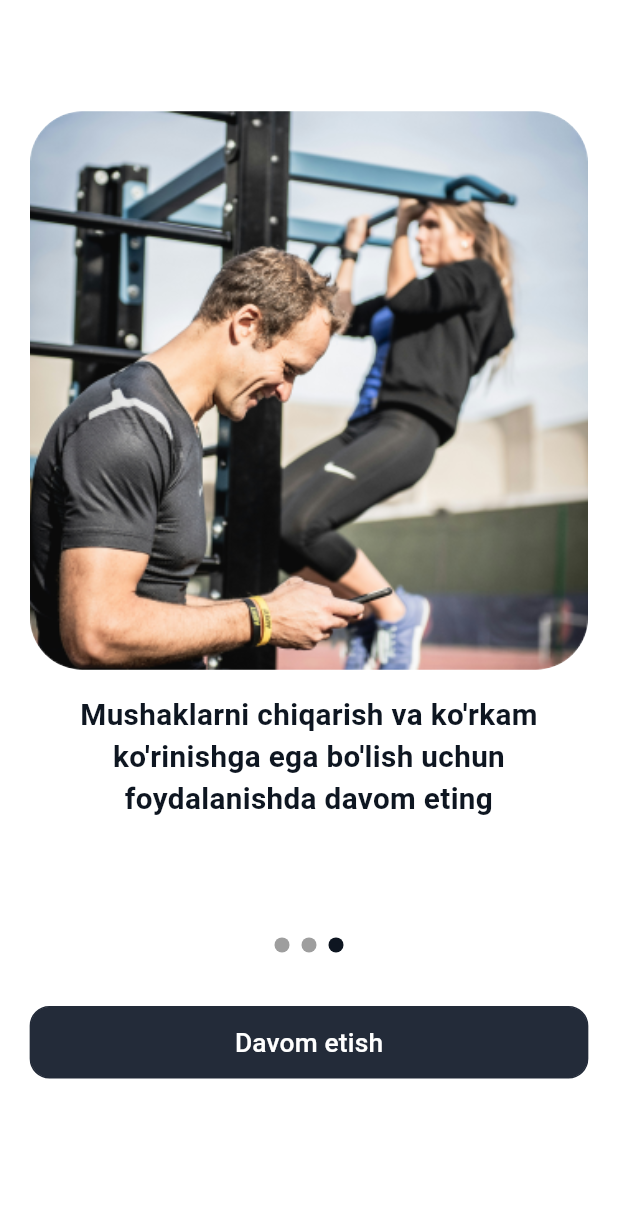
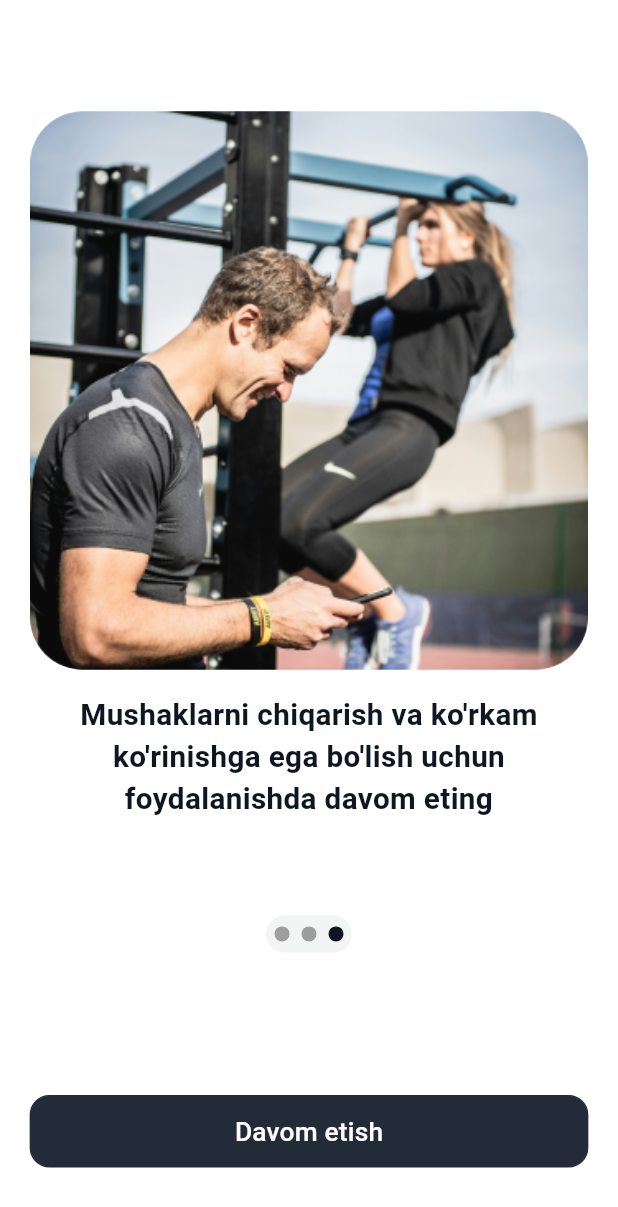
Before and after one commit to muhammadxoja-sayfidinov/kenja_app, a Flutter app: the screen it shows after launch, swiped to page 3, on a phone screen of 412 x 824 dp. Shown: the top 1207 px of the screen. Run offline on Flutter 3.47's test engine with Material 3 defaults, Android fonts, the phone set to English and light mode, and no system bars; drawn by our look-alikes of smooth_page_indicator; our stand-ins replace adaptive_theme, flutter_riverpod, flutter_screenutil, flutter_svg, table_calendar; missing offline and left inert: d_chart.

Commit message:
edit theme.dart 3

```diff
--- a/lib/presentation/screens/register/activity_level_screen.dart
+++ b/lib/presentation/screens/register/activity_level_screen.dart
@@ -3,6 +3,7 @@ import 'package:flutter_riverpod/flutter_riverpod.dart';
 import 'package:flutter_screenutil/flutter_screenutil.dart';
 import 'package:kenja_app/core/constants/styles.dart';
 import 'package:kenja_app/presentation/screens/home_screen.dart';
+import 'package:kenja_app/presentation/screens/register/goal_screen.dart';
 import 'package:kenja_app/presentation/widgets/next_bottom.dart';
 
 import '../../widgets/custom_toggle_buttons.dart';
@@ -66,7 +67,7 @@ class ActivityLevelScreen extends ConsumerWidget {
                           Navigator.push(
                             context,
                             MaterialPageRoute(
-                                builder: (context) => HomeScreen()),
+                                builder: (context) => GoalScreen()),
                           );
                         },
                         text: 'Davom etish')
--- a/lib/presentation/screens/register/tips_page.dart
+++ b/lib/presentation/screens/register/tips_page.dart
@@ -26,6 +26,8 @@ class _TipsScreenState extends ConsumerState<TipsScreen> {
 
     return Scaffold(
       body: Column(
+        crossAxisAlignment: CrossAxisAlignment.center,
+        mainAxisAlignment: MainAxisAlignment.center,
         children: [
           Expanded(
             child: TipsCarousel(
@@ -40,7 +42,10 @@ class _TipsScreenState extends ConsumerState<TipsScreen> {
           Padding(
             padding: const EdgeInsets.all(16.0),
             child: Column(
+              mainAxisAlignment: MainAxisAlignment.start,
+              crossAxisAlignment: CrossAxisAlignment.start,
               children: [
+                currentPage == 2 ? 48.verticalSpace : SizedBox(),
                 isDark
                     ? MyNextBottomWhite(
                         onTap: () {
@@ -53,7 +58,7 @@ class _TipsScreenState extends ConsumerState<TipsScreen> {
                             Navigator.pushReplacement(
                                 context,
                                 MaterialPageRoute(
-                                    builder: (context) => LoginPage()));
+                                    builder: (context) => const LoginPage()));
                           }
                         },
                         text: 'Davom etish',
@@ -88,7 +93,7 @@ class _TipsScreenState extends ConsumerState<TipsScreen> {
                           ),
                         ],
                       )
-                    : 48.verticalSpace
+                    : SizedBox()
               ],
             ),
           ),
--- a/lib/presentation/widgets/register/tips_carousel.dart
+++ b/lib/presentation/widgets/register/tips_carousel.dart
@@ -45,7 +45,16 @@ class _TipsCarouselState extends State<TipsCarousel> {
           ),
         ),
         16.verticalSpace,
-        SmoothPageIndicator(
+        Container(
+          alignment: Alignment.center,
+          height: 20.h,
+          width: 52.w,
+          decoration: BoxDecoration(
+              color: Theme.of(context).brightness == Brightness.dark
+                  ? Color.fromRGBO(27, 46, 64, 1)
+                  : darker,
+              borderRadius: BorderRadius.circular(24.r)),
+          child: SmoothPageIndicator(
             controller: widget.pageController,
             count: 3,
             effect: WormEffect(
@@ -55,6 +64,7 @@ class _TipsCarouselState extends State<TipsCarousel> {
                   ? Colors.white
                   : mainDarkColor,
               dotColor: Colors.grey,
+            ),
           ),
         ),
         16.verticalSpace
```
Also changed, not shown: lib/presentation/widgets/register/login_form.dart (+15 -9 lines). Lines whose indentation alone changed are shown as unchanged.
